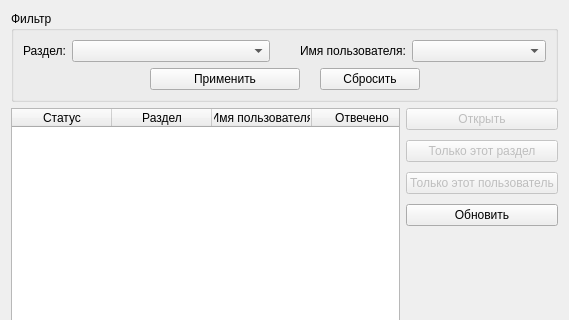
TheMrButcher/offline-mentor, file control/solutionsform.ui: the form before one commit; both pictures show x 0 to 569 and y 0 to 320 of the 569 by 503 pixel window.
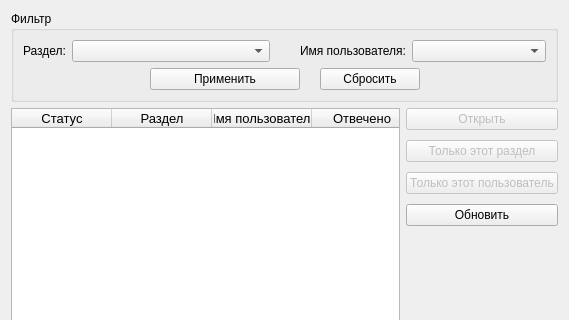
The form after the commit. Icons and pictures are not drawn.

The edit to the form file:
```diff
--- a/control/solutionsform.ui
+++ b/control/solutionsform.ui
@@ -141,6 +141,11 @@
     <layout class="QHBoxLayout" name="horizontalLayout">
      <item>
       <widget class="QTableWidget" name="tableWidget">
+       <property name="font">
+        <font>
+         <pointsize>10</pointsize>
+        </font>
+       </property>
        <property name="editTriggers">
         <set>QAbstractItemView::NoEditTriggers</set>
        </property>
```
